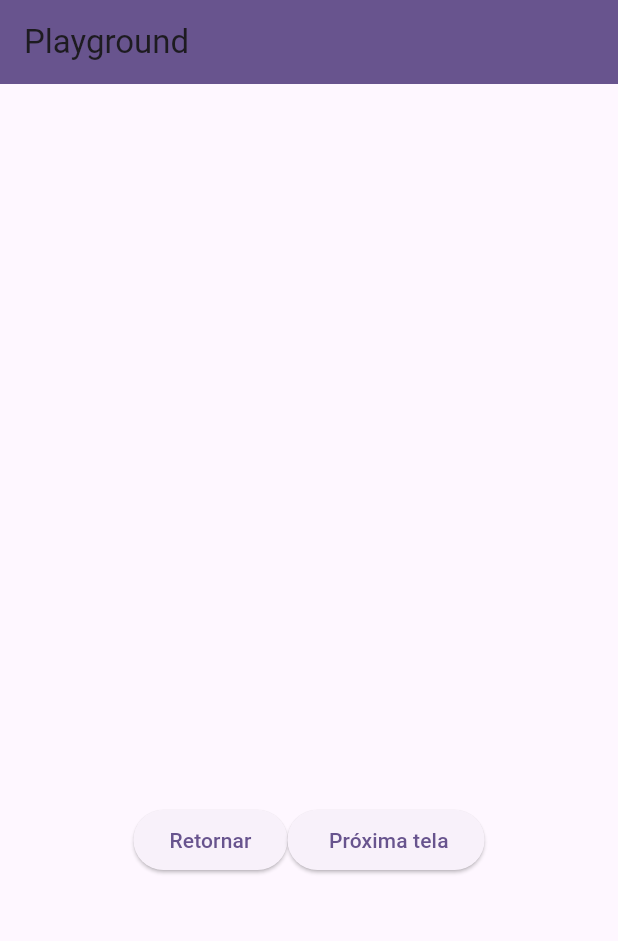
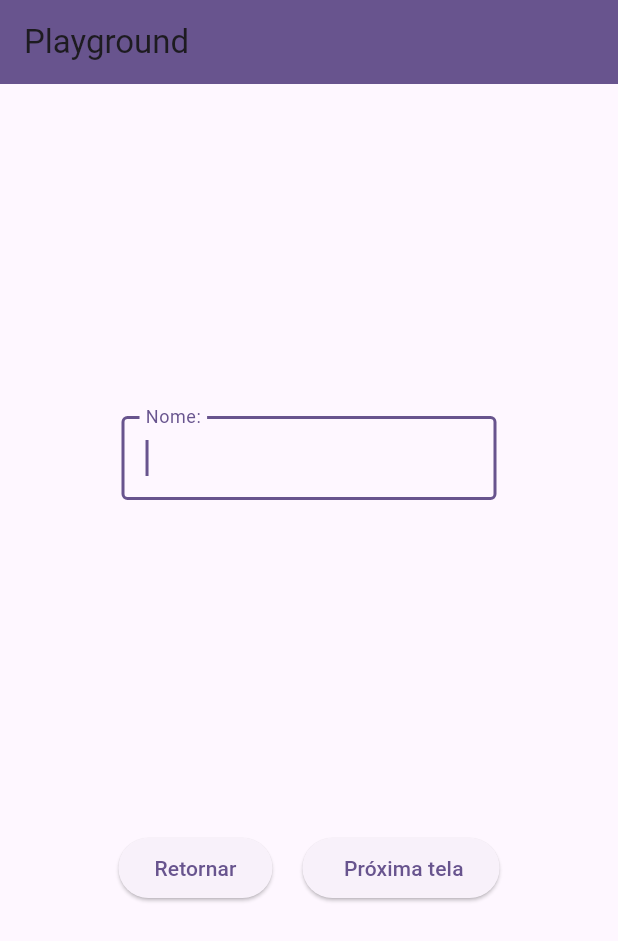
Before and after one commit to LS-F/EstudosFlutter, a Flutter app: the TelaLogin screen opened directly, on a phone screen of 412 x 824 dp. Shown: the top 941 px of the screen. Run offline on Flutter 3.47's test engine with Material 3 defaults, Android fonts, the phone set to English and light mode, and no system bars.

Commit message:
Adicionad TextFormField na nova tela, para teste e estudos

```diff
--- a/lib/screens/tela_login.dart
+++ b/lib/screens/tela_login.dart
@@ -1,4 +1,5 @@
 import 'package:flutter/material.dart';
+import 'package:flutter/rendering.dart';
 import 'package:playgroundflutter/main.dart';
 
 class TelaLogin extends StatelessWidget {
@@ -13,15 +14,28 @@ class TelaLogin extends StatelessWidget {
           backgroundColor: Theme.of(context).colorScheme.primary),
       body: Center(
         child: Column(
-          mainAxisAlignment: MainAxisAlignment.center,
+          mainAxisAlignment: MainAxisAlignment.spaceEvenly,
           children: [
-                Container(
-                  width: 100,
-                  height: 240,
-                  decoration: const BoxDecoration(
-                    border:Border(
-                      )),
-                ),
+            SizedBox(
+              width: 250,
+              child: TextFormField(
+                autofocus: true,
+                decoration: const InputDecoration(
+                  border:OutlineInputBorder() ,
+                  labelText: "Nome:"),
+              ),
+            ),
+
+            // Container(
+            //   width: 400,
+            //   height: 240,
+            //   decoration: BoxDecoration(
+            //     border: Border.all(
+            //       color: Colors.black,
+            //       width: 3,
+            //     ),
+            //   ),
+            // ),
             Row(
               mainAxisAlignment: MainAxisAlignment.center,
               children: [
@@ -34,6 +48,9 @@ class TelaLogin extends StatelessWidget {
                           builder: (context) => const PlayGround()),
                     );
                   },
+                ),
+                const SizedBox(
+                  width: 20,
                 ),
                 ElevatedButton(
                   child: const Text(' Próxima tela'),
```
